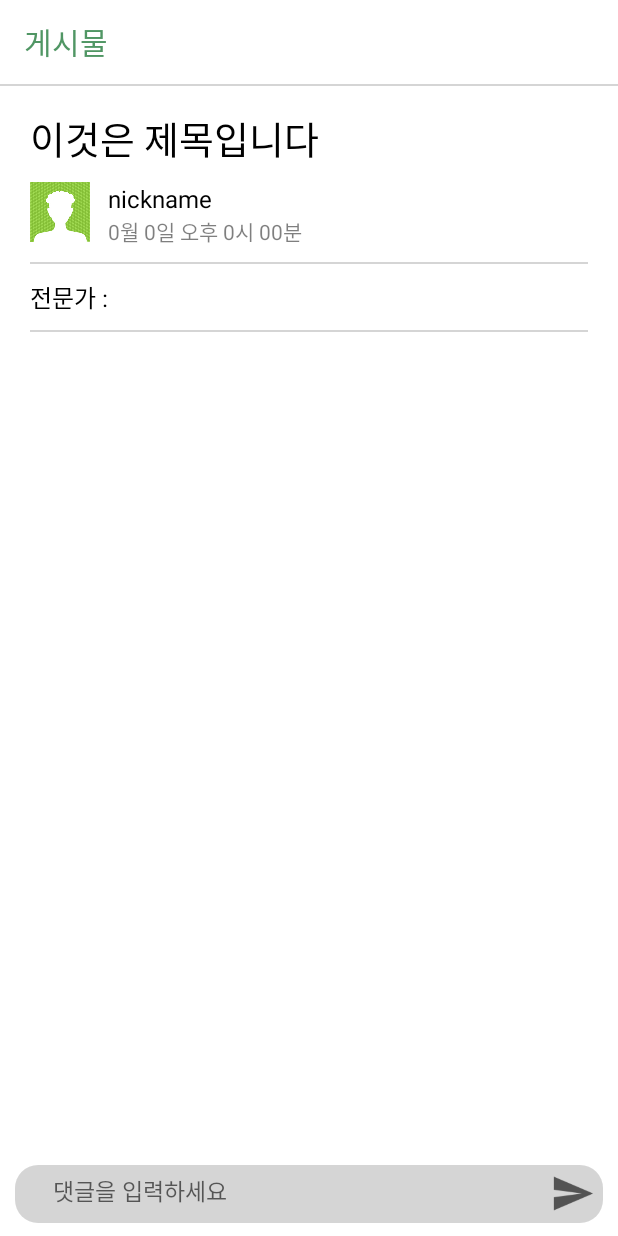
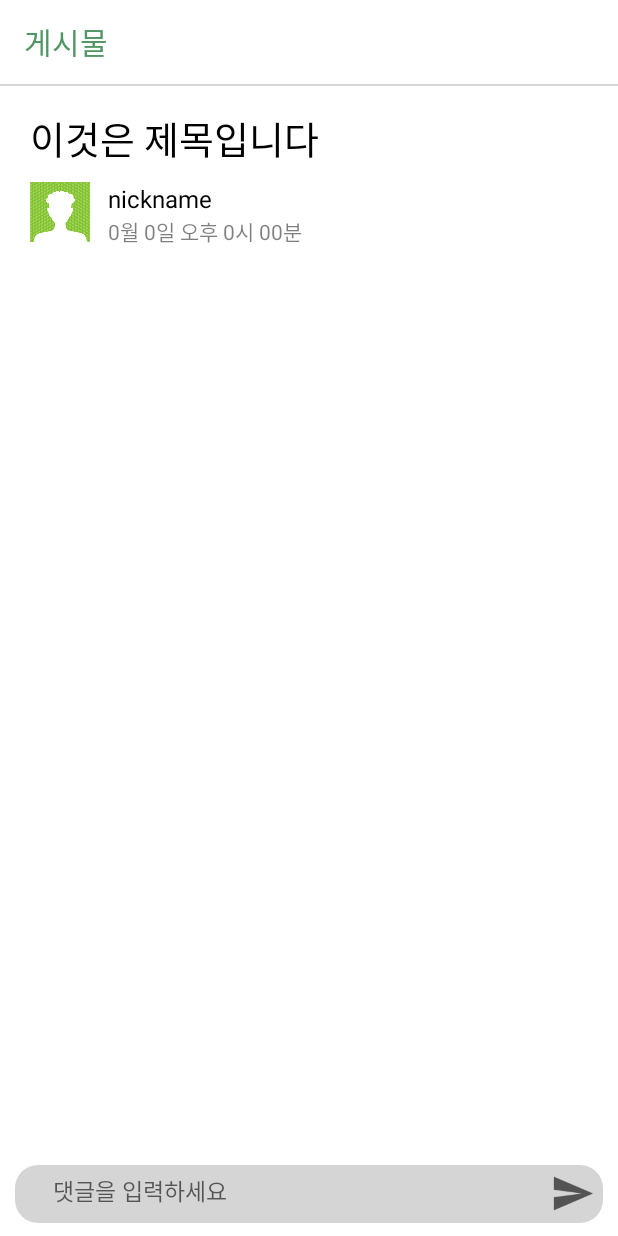
Before and after one commit to awholeneworld/GroupDatingApp, an Android app: the layout activity_see_post.xml on its own in the app's theme, with its tools: preview values and no code run, on a phone screen of 412 x 824 dp. Run offline under Robolectric (Android 15) with nearby library versions, the phone set to English and light mode, and no system bars.

Commit message:
Update Matching functions

```diff
--- a/app/src/main/java/gachon/termproject/jjak/adapter/MatchingPostAdapter.java
+++ b/app/src/main/java/gachon/termproject/jjak/adapter/MatchingPostAdapter.java
@@ -63,7 +63,7 @@ public class MatchingPostAdapter extends RecyclerView.Adapter<MatchingPostAdapte
                 public void onClick(View v) {
                     Intent intent;
 
-                    if (UserInfo.getIsMan())
+                    if (userIdInPost.equals(UserInfo.getUserId()))
                         intent = new Intent(context, MatchingWriterSeePostActivity.class);
                     else
                         intent = new Intent(context, MatchingSeePostActivity.class);
--- a/app/src/main/java/gachon/termproject/jjak/fragment/MatchingTabTeammateFragment.java
+++ b/app/src/main/java/gachon/termproject/jjak/fragment/MatchingTabTeammateFragment.java
@@ -148,14 +148,12 @@ public class MatchingTabTeammateFragment extends Fragment {
                     postContent = snapshot.getValue(MatchingPostContent.class);
                     postContent.setUserId(snapshot.child("userId").getValue().toString());
                     if (!postContent.getIsRecruited() && postContent.getCategory().equals(category)) { // 아직 게시글은 매칭이 안되었는데
-                        if (!snapshot.child("requests/" + UserInfo.getUserId()).exists()) { // 매칭 대기 목록에 앗 내가 없네 => 그럼 이성 게시물 탭에
                         if (locationSelected.isEmpty()) // 지역조건 체크
                             postContentList.add(0, postContent);
                         else //지역 조건이 존재한다면?
                             for (String loc : postContent.getLocationSelected())
                                 if (locationSelected.contains(loc)) //만약 글이 가지고 있는 지역이 선택범위에 있다면
                                     postContentList.add(0, postContent);
-                        }
                     }
                 }
                 matchingpostAdapter.notifyDataSetChanged();
--- a/app/src/main/res/layout/activity_see_post.xml
+++ b/app/src/main/res/layout/activity_see_post.xml
@@ -100,42 +100,12 @@
 
                     </LinearLayout>
 
-                    <View
-                        android:id="@+id/seepost_review_line1"
-                        android:layout_width="match_parent"
-                        android:layout_height="1dp"
-                        android:layout_marginTop="10dp"
-                        android:layout_marginBottom="10dp"
-                        android:background="@color/whitegray" />
-                    <TextView
-                        android:id="@+id/seepost_review_expertname"
-                        android:layout_width="match_parent"
-                        android:layout_height="wrap_content"
-                        android:textSize="16sp"
-                        android:textColor="@color/black"
-                        android:text="전문가 :"/>
-
-                    <View
-                        android:id="@+id/seepost_review_line2"
-                        android:layout_width="match_parent"
-                        android:layout_height="1dp"
-                        android:layout_marginTop="10dp"
-                        android:layout_marginBottom="10dp"
-                        android:background="@color/whitegray" />
-
-                    <View
-                        android:id="@+id/seepost_formargin"
-                        android:layout_width="match_parent"
-                        android:layout_height="1dp"
-                        android:layout_marginTop="20dp"/>
-
                     <LinearLayout
                         android:id="@+id/seepost_content"
                         android:layout_width="match_parent"
                         android:layout_height="wrap_content"
                         android:layout_marginBottom="10dp"
                         android:orientation="vertical"/>
-
 
                     <HorizontalScrollView
                         android:layout_width="wrap_content"
```
Also changed, not shown: app/src/main/java/gachon/termproject/jjak/activity/MatchingSeePostActivity.java (+31 -14 lines), app/src/main/java/gachon/termproject/jjak/activity/SeePostActivity.java (+0 -39 lines). Lines whose indentation alone changed are shown as unchanged.
